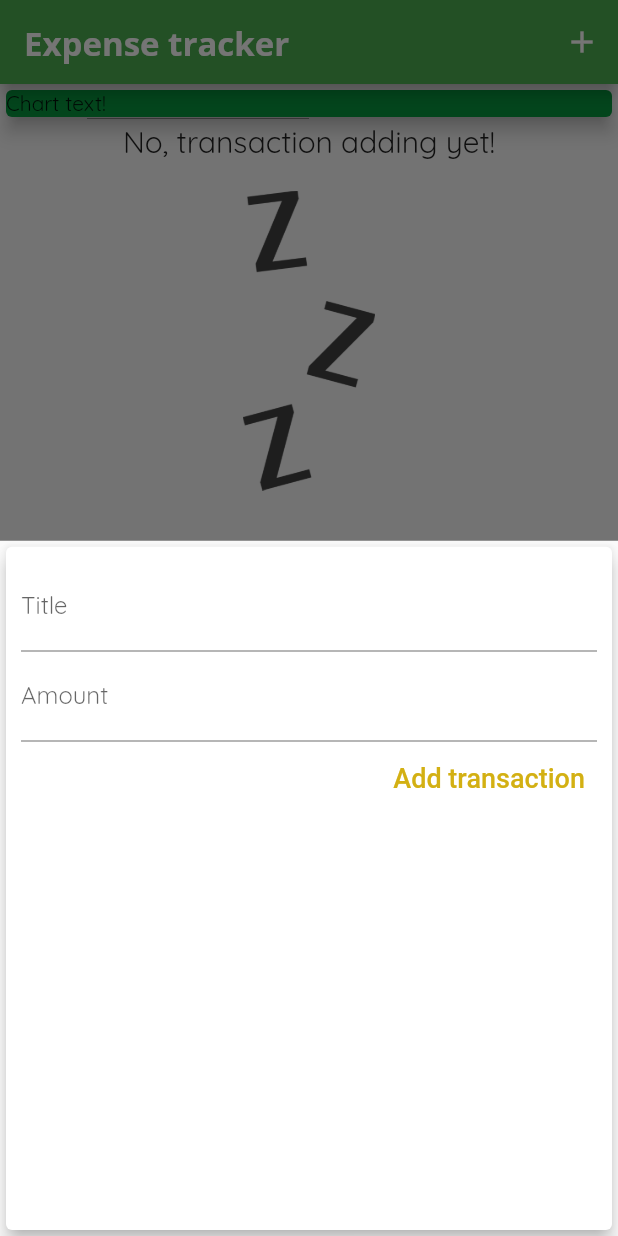
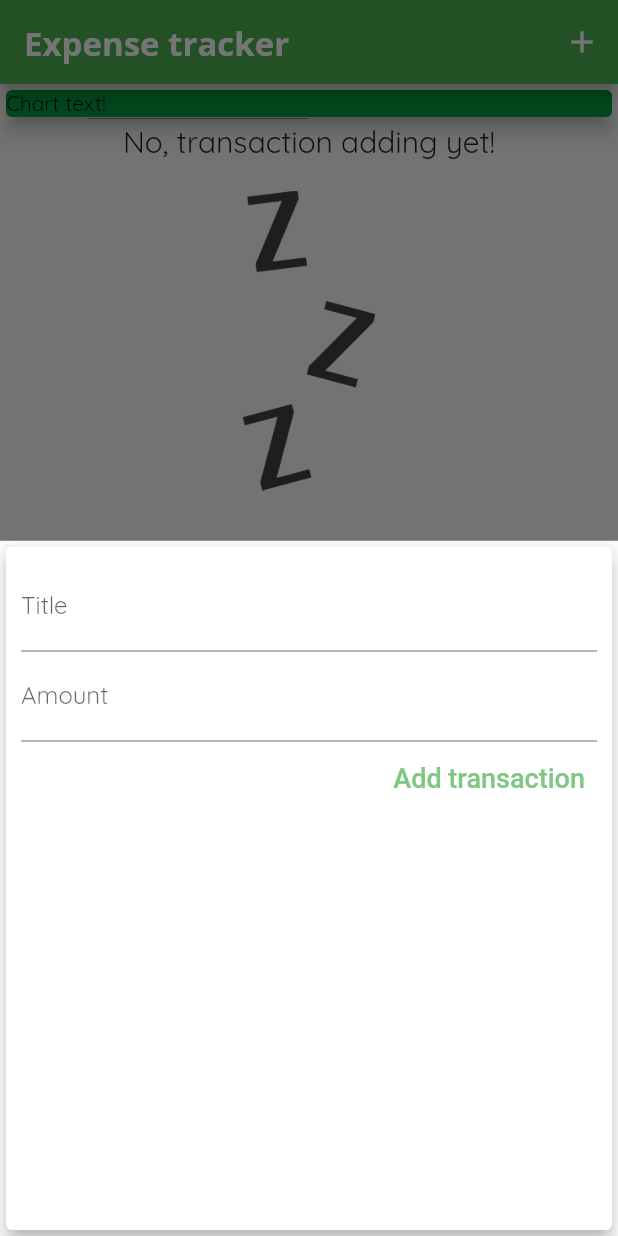
Before and after one commit to rinkusinghh/flutter-expense__tracker, a Flutter app: the screen it shows after launch, after a tap on the "add" icon, on a phone screen of 412 x 824 dp. Run offline on Flutter 3.47's test engine with Material 2 defaults, Android fonts, the phone set to English and light mode, and no system bars.

Commit message:
add Transaction

```diff
--- a/lib/widgets/new_transaction.dart
+++ b/lib/widgets/new_transaction.dart
@@ -51,7 +51,7 @@ class _NewTransactionState extends State<NewTransaction> {
               ),
               style: TextButton.styleFrom(
                   textStyle: TextStyle(fontSize: 18),
-                  foregroundColor: Color.fromARGB(255, 211, 176, 19)),
+                  foregroundColor: Colors.green[300]),
             ),
           ],
         ),
--- a/lib/widgets/transaction_list.dart
+++ b/lib/widgets/transaction_list.dart
@@ -39,7 +39,7 @@ class TransactionList extends StatelessWidget {
                             EdgeInsets.symmetric(vertical: 10, horizontal: 15),
                         decoration: BoxDecoration(
                           border: Border.all(
-                            color: Color.fromARGB(255, 211, 176, 19),
+                            color: Colors.green,
                             width: 2,
                           ),
                         ),
```
